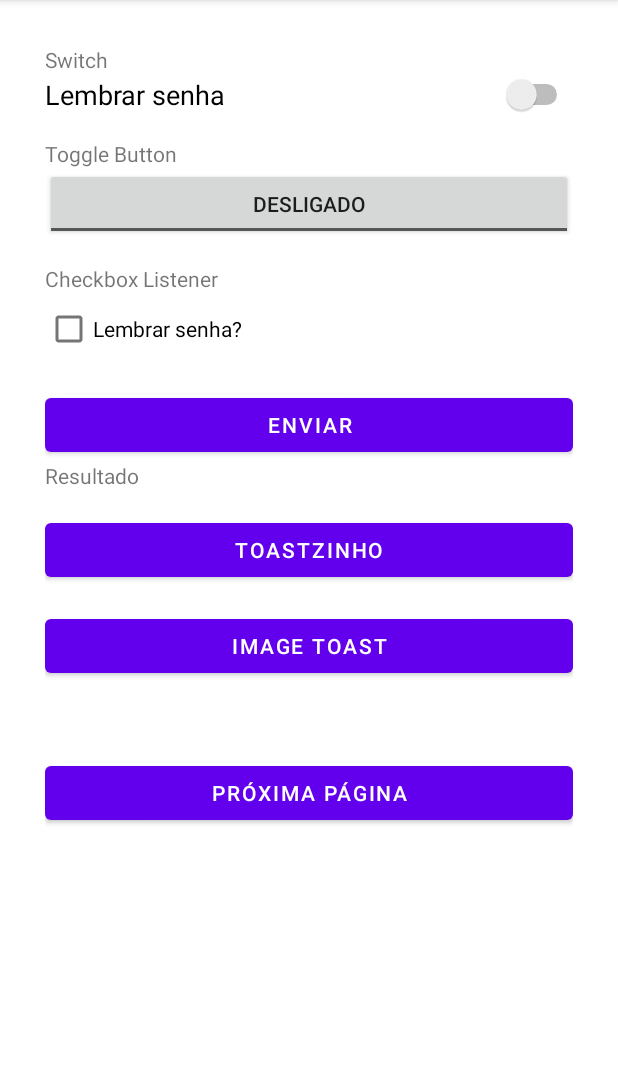
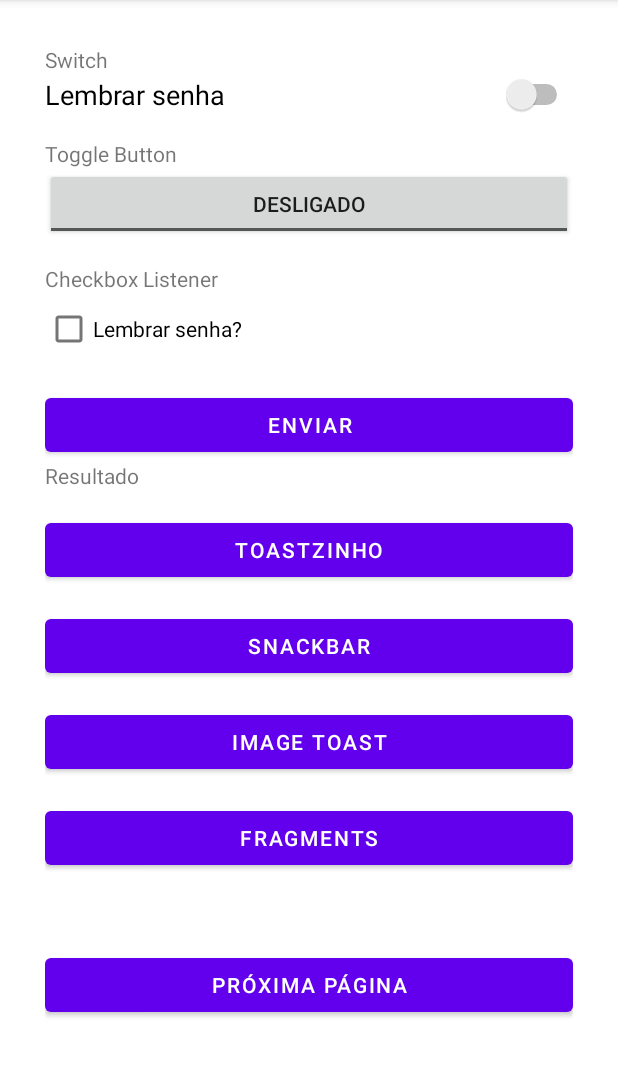
Before and after one commit to giorizz/componentsAndroidWithJava, an Android app: the ToggleAndSwitch screen opened directly, with no data from a screen before it, on a phone screen of 412 x 824 dp, the part 84-1161 px from its top. Run offline under Robolectric (Android 15) with nearby library versions, the phone set to English and light mode, and no system bars.

Commit message:
insert toggle, fragments,

```diff
--- a/app/build.gradle
+++ b/app/build.gradle
@@ -33,6 +33,7 @@ dependencies {
     implementation 'androidx.appcompat:appcompat:1.3.0'
     implementation 'com.google.android.material:material:1.3.0'
     implementation 'androidx.constraintlayout:constraintlayout:2.0.4'
+    implementation 'androidx.legacy:legacy-support-v4:1.0.0'
     testImplementation 'junit:junit:4.+'
     androidTestImplementation 'androidx.test.ext:junit:1.1.2'
     androidTestImplementation 'androidx.test.espresso:espresso-core:3.3.0'
--- a/app/src/main/AndroidManifest.xml
+++ b/app/src/main/AndroidManifest.xml
@@ -9,7 +9,8 @@
         android:roundIcon="@mipmap/ic_launcher_round"
         android:supportsRtl="true"
         android:theme="@style/Theme.BasicsComponents">
-        <activity android:name=".activity.CardViews"></activity>
+        <activity android:name=".activity.Fragment"></activity>
+        <activity android:name=".activity.CardViews" />
         <activity android:name=".activity.RecyclerViewzinho" />
         <activity android:name=".activity.Views" />
         <activity android:name=".activity.AlertDialogsAndBars" />
--- a/app/src/main/java/br/com/basicscomponents/activity/ToggleAndSwitch.java
+++ b/app/src/main/java/br/com/basicscomponents/activity/ToggleAndSwitch.java
@@ -14,6 +14,8 @@ import android.widget.TextView;
 import android.widget.Toast;
 import android.widget.ToggleButton;
 
+import com.google.android.material.snackbar.Snackbar;
+
 import br.com.basicscomponents.R;
 import br.com.basicscomponents.activity.AlertDialogsAndBars;
 
@@ -23,8 +25,7 @@ public class ToggleAndSwitch extends AppCompatActivity {
     private Switch switchPassword;
     private TextView textResult;
     private CheckBox checkPassword;
-    private Button btnToast;
-    private Button nxtPage;
+    private Button btnToast, nxtPage, btnFragment, btnSnack;
 
     @Override
     protected void onCreate(Bundle savedInstanceState) {
@@ -37,6 +38,19 @@ public class ToggleAndSwitch extends AppCompatActivity {
         checkPassword = findViewById(R.id.check_pass);
 
         btnToast = findViewById(R.id.btn_toast);
+        btnSnack = findViewById(R.id.btn_snackbar);
+
+        btnSnack.setOnClickListener(new View.OnClickListener() {
+            @Override
+            public void onClick(View v) {
+                Snackbar.make(v, "Botão pressionado", Snackbar.LENGTH_LONG).setAction("alterar texto", new View.OnClickListener() {
+                    @Override
+                    public void onClick(View v) {
+                        btnSnack.setText("alterou a snack");
+                    }
+                }).setActionTextColor(getResources().getColor(R.color.design_default_color_error)).show();
+            }
+        });
 
         addListener();
 
@@ -48,13 +62,22 @@ public class ToggleAndSwitch extends AppCompatActivity {
                 startActivity(toggleSwitch);
             }
         });
+
+        btnFragment = findViewById(R.id.btn_fragments);
+        btnFragment.setOnClickListener(new View.OnClickListener() {
+            @Override
+            public void onClick(View v) {
+                Intent intent = new Intent(getApplicationContext(), Fragment.class);
+                startActivity(intent);
+            }
+        });
     }
 
-    public void toastBtn(View view){
+    public void toastBtn(View view) {
         Toast.makeText(this, "TOAST MAROTO", Toast.LENGTH_SHORT).show();
     }
 
-    public void toastBtnImage(View view){
+    public void toastBtnImage(View view) {
         Toast toast = new Toast(this);
         ImageView image = new ImageView(this);
         image.setImageResource(R.drawable.ic_baseline_electric_scooter_24);
@@ -64,10 +87,10 @@ public class ToggleAndSwitch extends AppCompatActivity {
 
     }
 
-    public void sendPass(View view){
-        if (switchPassword.isChecked()){
+    public void sendPass(View view) {
+        if (switchPassword.isChecked()) {
             textResult.setText("Switch Ligado");
-        }else{
+        } else {
             textResult.setText("Switch Desligado");
         }
 //        if (togglePassword.isChecked()){
@@ -77,13 +100,13 @@ public class ToggleAndSwitch extends AppCompatActivity {
 //        }
     }
 
-    public void addListener(){
+    public void addListener() {
         checkPassword.setOnCheckedChangeListener(new CompoundButton.OnCheckedChangeListener() {
             @Override
             public void onCheckedChanged(CompoundButton buttonView, boolean isChecked) {
-                if (isChecked){
+                if (isChecked) {
                     textResult.setText("Ligado");
-                }else{
+                } else {
                     textResult.setText("Desligado");
                 }
             }
--- a/app/src/main/res/layout/activity_toggle_and_switch.xml
+++ b/app/src/main/res/layout/activity_toggle_and_switch.xml
@@ -1,12 +1,16 @@
 <?xml version="1.0" encoding="utf-8"?>
-<LinearLayout xmlns:android="http://schemas.android.com/apk/res/android"
-    xmlns:app="http://schemas.android.com/apk/res-auto"
-    xmlns:tools="http://schemas.android.com/tools"
+
+<ScrollView
+    xmlns:android="http://schemas.android.com/apk/res/android"
     android:layout_width="match_parent"
-    android:layout_height="match_parent"
-    android:orientation="vertical"
-    android:padding="30dp"
-    tools:context=".activity.ToggleAndSwitch">
+    android:layout_height="match_parent">
+
+
+    <LinearLayout
+        android:layout_width="match_parent"
+        android:layout_height="match_parent"
+        android:orientation="vertical"
+        android:padding="30dp">
 
     <TextView
         android:id="@+id/textView"
@@ -73,6 +77,13 @@
         android:text="toastzinho" />
 
     <Button
+        android:id="@+id/btn_snackbar"
+        android:layout_width="match_parent"
+        android:layout_height="wrap_content"
+        android:layout_marginTop="16dp"
+        android:text="Snackbar" />
+
+    <Button
         android:id="@+id/btn_toast2"
         android:layout_width="match_parent"
         android:layout_height="wrap_content"
@@ -81,13 +92,20 @@
         android:text="Image Toast" />
 
     <Button
+        android:id="@+id/btn_fragments"
+        android:layout_width="match_parent"
+        android:layout_height="wrap_content"
+        android:layout_marginTop="16dp"
+        android:text="Fragments" />
+
+
+    <Button
         android:id="@+id/btn_next"
         android:layout_width="match_parent"
         android:layout_height="wrap_content"
         android:layout_marginTop="50dp"
-        android:text="Próxima Página"
-        app:layout_constraintBottom_toBottomOf="parent"
-        app:layout_constraintLeft_toLeftOf="parent"
-        app:layout_constraintRight_toRightOf="parent"
-        app:layout_constraintTop_toTopOf="parent" />
-</LinearLayout>
+        android:text="Próxima Página" />
+
+    </LinearLayout>
+
+</ScrollView>
--- a/app/src/main/res/values/strings.xml
+++ b/app/src/main/res/values/strings.xml
@@ -1,3 +1,5 @@
 <resources>
     <string name="app_name">Basics Components</string>
+    <!-- TODO: Remove or change this placeholder text -->
+    <string name="hello_blank_fragment">Hello blank fragment</string>
 </resources>
```
Also changed, not shown: app/src/main/java/br/com/basicscomponents/activity/Fragment.java (added, +54 -0 lines), app/src/main/java/br/com/basicscomponents/activity/fragment/ChatFragment.java (added, +25 -0 lines), app/src/main/java/br/com/basicscomponents/activity/fragment/ContactsFragment.java (added, +31 -0 lines), app/src/main/res/layout/activity_fragment.xml (added, +45 -0 lines), app/src/main/res/layout/fragment_chat.xml (added, +17 -0 lines), app/src/main/res/layout/fragment_contacts.xml (added, +16 -0 lines).
